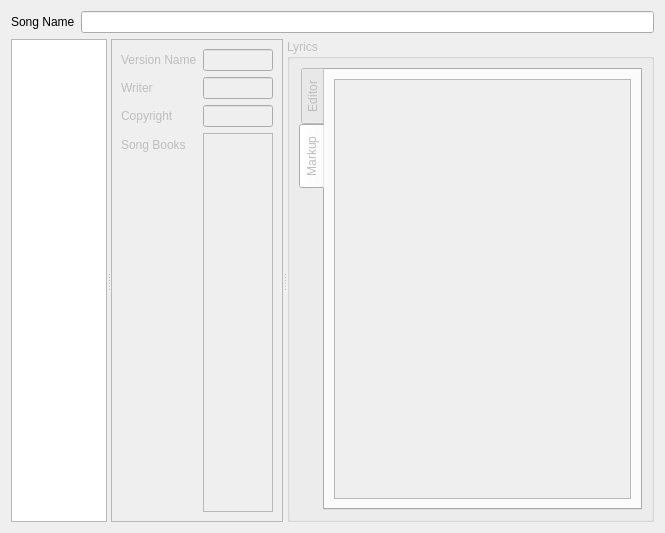
Old version of the form kworship/songdb/KwSongdbSongEditWidget_base.ui in the repository amalon/kworship.
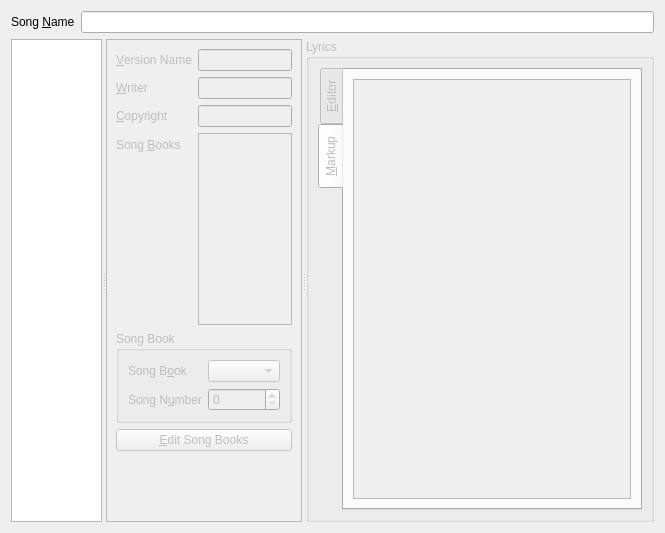
New version of the form. Custom widgets are drawn as their Qt base class.

Commit message: Added basic song books edit dialog box

Diff of the .ui file:
```diff
--- a/kworship/songdb/KwSongdbSongEditWidget_base.ui
+++ b/kworship/songdb/KwSongdbSongEditWidget_base.ui
@@ -15,7 +15,7 @@
      <item>
       <widget class="QLabel" name="labelSongName" >
        <property name="text" >
-        <string>Song Name</string>
+        <string>Song &amp;Name</string>
        </property>
        <property name="buddy" >
         <cstring>editSongName</cstring>
@@ -83,14 +83,13 @@
       <property name="frameShadow" >
        <enum>QFrame::Raised</enum>
       </property>
+      <layout class="QVBoxLayout" name="verticalLayout_2" >
+       <item>
       <layout class="QFormLayout" name="formLayout_2" >
-       <property name="fieldGrowthPolicy" >
-        <enum>QFormLayout::AllNonFixedFieldsGrow</enum>
-       </property>
        <item row="0" column="0" >
         <widget class="QLabel" name="label" >
          <property name="text" >
-          <string>Version Name</string>
+            <string>&amp;Version Name</string>
          </property>
          <property name="buddy" >
           <cstring>editVersionName</cstring>
@@ -103,7 +102,7 @@
        <item row="1" column="0" >
         <widget class="QLabel" name="label_2" >
          <property name="text" >
-          <string>Writer</string>
+            <string>&amp;Writer</string>
          </property>
          <property name="buddy" >
           <cstring>editVersionWriter</cstring>
@@ -116,7 +115,7 @@
        <item row="2" column="0" >
         <widget class="QLabel" name="label_3" >
          <property name="text" >
-          <string>Copyright</string>
+            <string>&amp;Copyright</string>
          </property>
          <property name="buddy" >
           <cstring>editVersionCopyright</cstring>
@@ -126,17 +125,17 @@
        <item row="2" column="1" >
         <widget class="KLineEdit" name="editVersionCopyright" />
        </item>
-       <item row="4" column="0" >
+         <item row="3" column="0" >
         <widget class="QLabel" name="label_4" >
          <property name="text" >
-          <string>Song Books</string>
+            <string>Song &amp;Books</string>
          </property>
          <property name="buddy" >
           <cstring>listSongBooks</cstring>
          </property>
         </widget>
        </item>
-       <item row="4" column="1" >
+         <item row="3" column="1" >
         <layout class="QVBoxLayout" name="verticalLayout_7" >
          <property name="spacing" >
           <number>0</number>
@@ -145,9 +144,82 @@
           <layout class="QHBoxLayout" name="layoutSongBooksToolBar" />
          </item>
          <item>
-          <widget class="QListWidget" name="listSongBooks" />
-         </item>
-        </layout>
+            <widget class="QListWidget" name="listSongBooks" >
+             <property name="sizePolicy" >
+              <sizepolicy vsizetype="Expanding" hsizetype="Expanding" >
+               <horstretch>0</horstretch>
+               <verstretch>0</verstretch>
+              </sizepolicy>
+             </property>
+            </widget>
+           </item>
+          </layout>
+         </item>
+        </layout>
+       </item>
+       <item>
+        <widget class="QGroupBox" name="groupSongBook" >
+         <property name="enabled" >
+          <bool>false</bool>
+         </property>
+         <property name="title" >
+          <string>Song Book</string>
+         </property>
+         <layout class="QFormLayout" name="formLayout_4" >
+          <property name="fieldGrowthPolicy" >
+           <enum>QFormLayout::AllNonFixedFieldsGrow</enum>
+          </property>
+          <item row="0" column="0" >
+           <widget class="QLabel" name="labelSongBook" >
+            <property name="text" >
+             <string>Song B&amp;ook</string>
+            </property>
+            <property name="buddy" >
+             <cstring>comboSongBooks</cstring>
+            </property>
+           </widget>
+          </item>
+          <item row="0" column="1" >
+           <widget class="KComboBox" name="comboSongBooks" />
+          </item>
+          <item row="2" column="0" >
+           <widget class="QLabel" name="labelSongBookNumber" >
+            <property name="text" >
+             <string>Song N&amp;umber</string>
+            </property>
+            <property name="buddy" >
+             <cstring>spinSongBookNumber</cstring>
+            </property>
+           </widget>
+          </item>
+          <item row="2" column="1" >
+           <widget class="QSpinBox" name="spinSongBookNumber" />
+          </item>
+         </layout>
+        </widget>
+       </item>
+       <item>
+        <widget class="QPushButton" name="btnEditSongBooks" >
+         <property name="toolTip" >
+          <string/>
+         </property>
+         <property name="text" >
+          <string>&amp;Edit Song Books</string>
+         </property>
+        </widget>
+       </item>
+       <item>
+        <spacer name="verticalSpacer" >
+         <property name="orientation" >
+          <enum>Qt::Vertical</enum>
+         </property>
+         <property name="sizeHint" stdset="0" >
+          <size>
+           <width>20</width>
+           <height>40</height>
+          </size>
+         </property>
+        </spacer>
        </item>
       </layout>
      </widget>
@@ -181,12 +253,12 @@
          </property>
          <widget class="QWidget" name="tabLyricsEditor" >
           <attribute name="title" >
-           <string>Editor</string>
+           <string>&amp;Editor</string>
           </attribute>
          </widget>
          <widget class="QWidget" name="tabLyricsMarkup" >
           <attribute name="title" >
-           <string>Markup</string>
+           <string>&amp;Markup</string>
           </attribute>
           <layout class="QVBoxLayout" name="verticalLayout_6" >
            <property name="spacing" >
@@ -209,6 +281,11 @@
   </layout>
  </widget>
  <customwidgets>
+  <customwidget>
+   <class>KComboBox</class>
+   <extends>QComboBox</extends>
+   <header>kcombobox.h</header>
+  </customwidget>
   <customwidget>
    <class>KLineEdit</class>
    <extends>QLineEdit</extends>
```
Left out of the diff: 6 changed lines with no effect on the pictures. Lines whose indentation alone changed are shown as unchanged. The commit also changes 6 other files.
